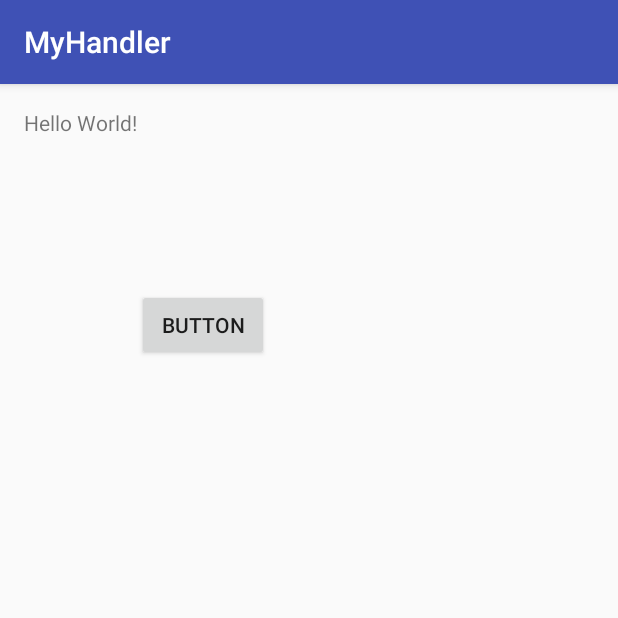
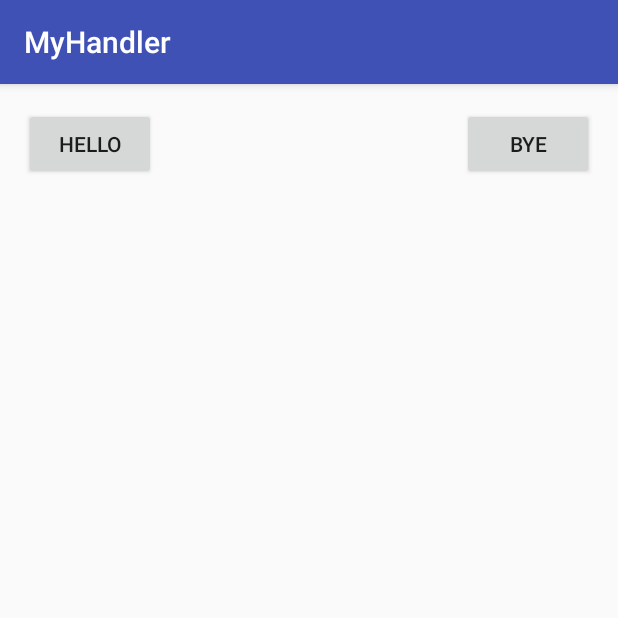
Before and after one commit to TomohikoSato/myHandler, an Android app: the screen it shows after launch (MainActivity), on a phone screen of 412 x 824 dp, the top half of it. Run offline under Robolectric (Android 15) with nearby library versions, the phone set to English and light mode, and no system bars; 1 statement that could not run was skipped.

```diff
--- a/app/src/main/AndroidManifest.xml
+++ b/app/src/main/AndroidManifest.xml
@@ -15,6 +15,12 @@
                 <category android:name="android.intent.category.LAUNCHER"/>
             </intent-filter>
         </activity>
+
+        <service
+            android:name=".WorkerThreadService"
+            android:enabled="true"
+            android:exported="true">
+        </service>
     </application>
 
 </manifest>
--- a/app/src/main/java/com/example/tomohiko_sato/myhandler/MainActivity.java
+++ b/app/src/main/java/com/example/tomohiko_sato/myhandler/MainActivity.java
@@ -1,7 +1,11 @@
 package com.example.tomohiko_sato.myhandler;
 
+import android.content.ComponentName;
+import android.content.Intent;
+import android.content.ServiceConnection;
 import android.os.Bundle;
 import android.os.Handler;
+import android.os.IBinder;
 import android.os.Looper;
 import android.os.Message;
 import android.support.v7.app.AppCompatActivity;
@@ -13,49 +17,61 @@ import android.widget.Toast;
 
 public class MainActivity extends AppCompatActivity {
 
-	LooperThread looperThread;
+	private final String TAG = MainActivity.class.getSimpleName();
+	private WorkerThreadService service;
+	private boolean isBound;
 
-	TextView textView;
+	private final ServiceConnection conn = new ServiceConnection() {
+		@Override
+		public void onServiceConnected(ComponentName name, IBinder binder) {
+			service = ((WorkerThreadService.ServiceBinder) binder).getService();
+			Log.d(TAG, "service connected");
+			isBound = true;
+		}
+
+		@Override
+		public void onServiceDisconnected(ComponentName name) {
+			Log.d(TAG, "service disconnected");
+			isBound = false;
+			service = null;
+		}
+	};
 
 	@Override
 	protected void onCreate(Bundle savedInstanceState) {
 		super.onCreate(savedInstanceState);
 		setContentView(R.layout.activity_main);
-		textView = (TextView) findViewById(R.id.text_view);
 
-		Button button = (Button) findViewById(R.id.button);
-		button.setOnClickListener(new View.OnClickListener() {
+		findViewById(R.id.button_hello).setOnClickListener(new View.OnClickListener() {
 			@Override
 			public void onClick(View v) {
-				looperThread.handler.sendMessage(Message.obtain(null, 345, "hogehoge"));
+				if (isBound) {
+					service.hello();
+				}
 			}
 		});
-
-		looperThread = new LooperThread();
-		looperThread.start();
-	}
-
-
-	class LooperThread extends Thread {
-		public Handler handler;
-
-		public void run() {
-			Looper.prepare();
-
-			handler = new Handler() {
-				public void handleMessage(Message msg) {
-					Log.d("handler", msg.toString());
-					Toast.makeText(MainActivity.this, "handler", Toast.LENGTH_SHORT).show();
-					textView.setText("hogehgoehoge");
+		findViewById(R.id.button_bye).setOnClickListener(new View.OnClickListener() {
+			@Override
+			public void onClick(View v) {
+				if (isBound) {
+					service.bye();
 				}
-			};
-
-			Looper.loop();
-		}
+			}
+		});
 	}
 
 	@Override
-	protected void onResume() {
-		super.onResume();
+	protected void onStart() {
+		super.onStart();
+		Log.d(TAG, "bind service");
+		bindService(new Intent(this, WorkerThreadService.class), conn, BIND_AUTO_CREATE);
+	}
+
+	@Override
+	protected void onStop() {
+		super.onStop();
+		Log.d(TAG, "unbind service");
+		unbindService(conn);
+		isBound = false;
 	}
 }
--- a/app/src/main/res/layout/activity_main.xml
+++ b/app/src/main/res/layout/activity_main.xml
@@ -11,19 +11,22 @@
     android:paddingTop="@dimen/activity_vertical_margin"
     tools:context="com.example.tomohiko_sato.myhandler.MainActivity">
 
-    <TextView
-        android:id="@+id/text_view"
+    <Button
+        android:text="hello"
         android:layout_width="wrap_content"
         android:layout_height="wrap_content"
-        android:text="Hello World!"/>
+        android:id="@+id/button_hello"
+        android:layout_alignParentTop="true"
+        android:layout_alignParentLeft="true"
+        android:layout_alignParentStart="true"
+        android:layout_alignBottom="@+id/button_bye"/>
 
     <Button
-        android:text="Button"
+        android:text="bye"
         android:layout_width="wrap_content"
         android:layout_height="wrap_content"
-        android:layout_below="@+id/text_view"
-        android:layout_toRightOf="@+id/text_view"
-        android:layout_toEndOf="@+id/text_view"
-        android:layout_marginTop="101dp"
-        android:id="@+id/button"/>
+        android:id="@+id/button_bye"
+        android:layout_alignParentTop="true"
+        android:layout_alignParentRight="true"
+        android:layout_alignParentEnd="true"/>
 </RelativeLayout>
```
Also changed, not shown: app/src/main/java/com/example/tomohiko_sato/myhandler/WorkerThreadService.java (added, +69 -0 lines).
